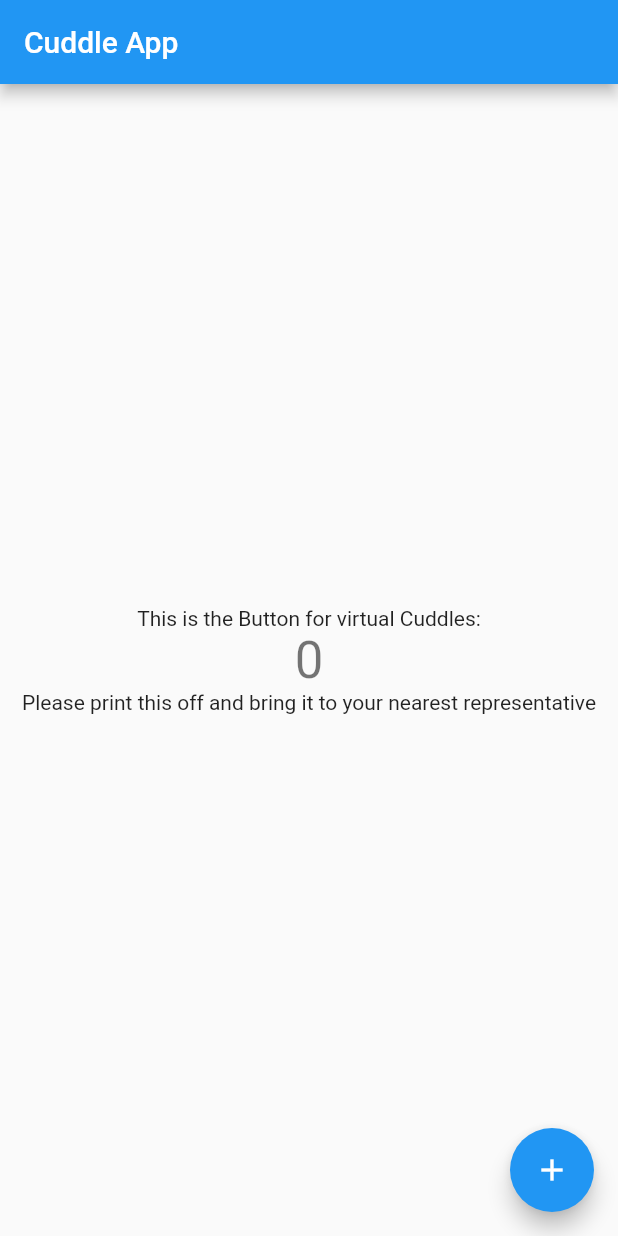
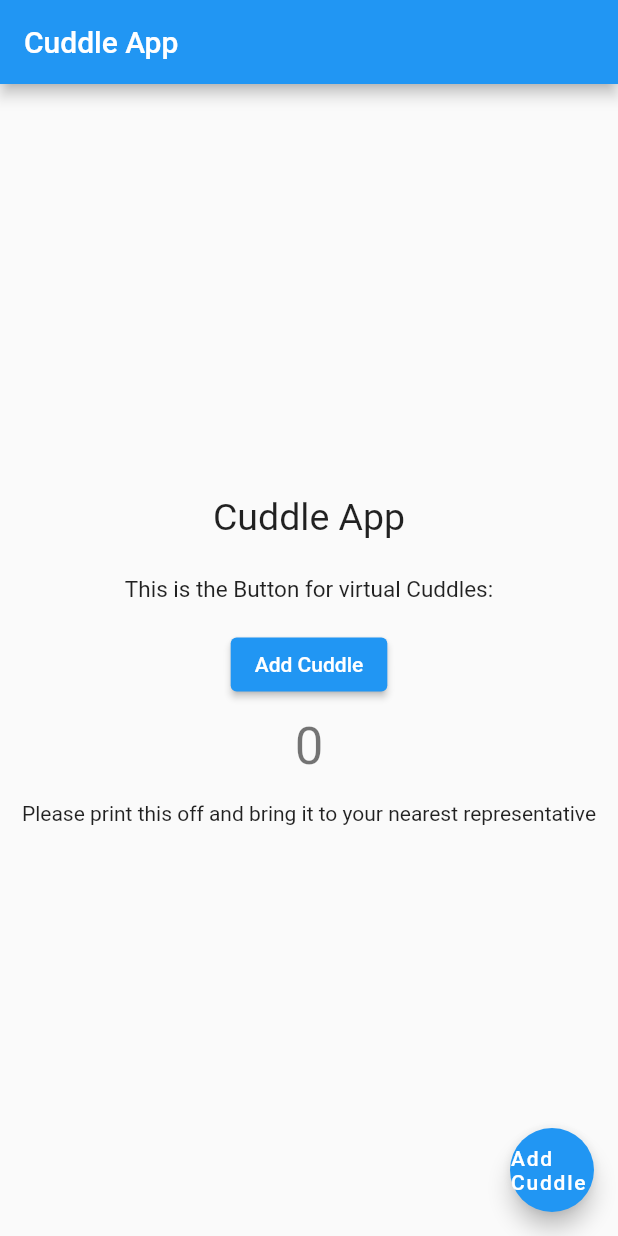
Before and after one commit to tmsteph/cuddle-app, a Flutter app: the screen it shows after launch, on a phone screen of 412 x 824 dp. Run offline on Flutter 3.47's test engine with Material 2 defaults, Android fonts, the phone set to English and light mode, and no system bars.

Commit message:
changed some buttons and text sizes

```diff
--- a/cuddle_app/lib/main.dart
+++ b/cuddle_app/lib/main.dart
@@ -11,7 +11,7 @@ class MyApp extends StatelessWidget {
   @override
   Widget build(BuildContext context) {
     return MaterialApp(
-      title: 'CuddleApp',
+      title: 'Cuddle App',
       theme: ThemeData(
         // This is the theme of your application.
         //
@@ -96,12 +96,28 @@ class _MyHomePageState extends State<MyHomePage> {
           mainAxisAlignment: MainAxisAlignment.center,
           children: <Widget>[
             const Text(
+              'Cuddle App',
+              style: TextStyle(fontSize: 25),
+            ),
+            SizedBox(height: 25),
+            const Text(
               'This is the Button for virtual Cuddles:',
+              style: TextStyle(fontSize: 15),
             ),
+            SizedBox(height: 17),
+            ElevatedButton(
+              child: const Text('Add Cuddle'),
+              onPressed: _incrementCounter,
+              // toolti
+              // p: 'Increment',
+              // child: const Icon(Icons.add),
+            ),
+            SizedBox(height: 10),
             Text(
               '$_counter',
               style: Theme.of(context).textTheme.headline4,
             ),
+            SizedBox(height: 17),
             const Text(
               'Please print this off and bring it to your nearest representative',
             ),
@@ -110,8 +126,9 @@ class _MyHomePageState extends State<MyHomePage> {
       ),
       floatingActionButton: FloatingActionButton(
         onPressed: _incrementCounter,
-        tooltip: 'Increment',
-        child: const Icon(Icons.add),
+        tooltip: 'Add Another Cuddle',
+        // child: const Icon(Icons.add),
+        child: const Text("Add Cuddle"),
       ), // This trailing comma makes auto-formatting nicer for build methods.
     );
   }
```
